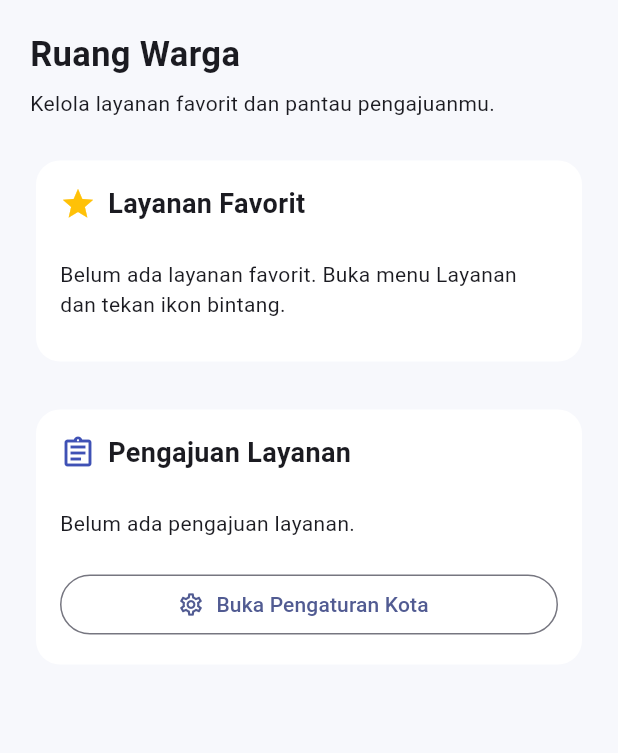
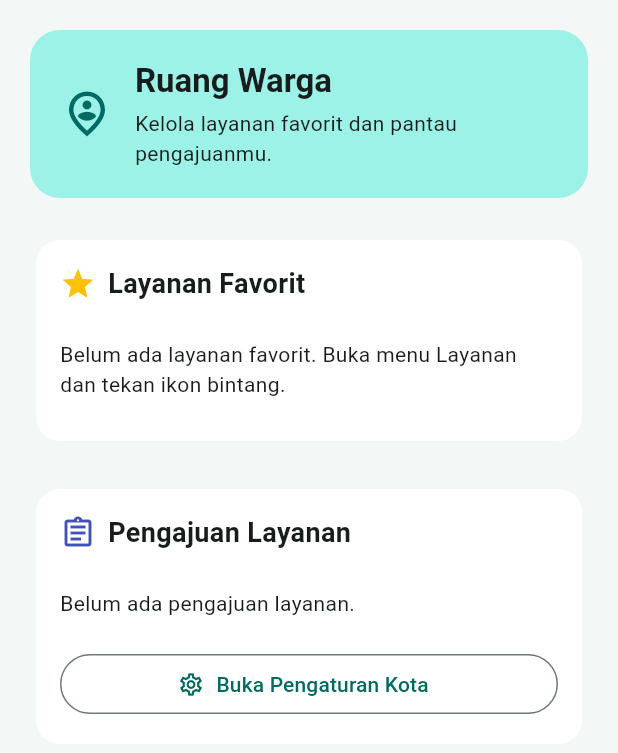
Before and after one commit to Azura2212/PraktikumPPBL_Modul5_andre, a Flutter app: the HalamanWarga screen opened directly, on a phone screen of 412 x 824 dp. Shown: the top 753 px of the screen. Run offline on Flutter 3.47's test engine with Material 3 defaults, Android fonts, the phone set to English and light mode, and no system bars; our stand-ins replace flutter_bloc.

Commit message:
Update widgets and color scheme

```diff
--- a/nusantara_cerdas_nav_707012400128/lib/main.dart
+++ b/nusantara_cerdas_nav_707012400128/lib/main.dart
@@ -35,13 +35,14 @@ class MyApp extends StatelessWidget {
       theme: ThemeData(
         useMaterial3: true,
         colorScheme: ColorScheme.fromSeed(
-          seedColor: Colors.indigo,
+          seedColor: const Color(0xFF0F766E),
         ),
-        scaffoldBackgroundColor: const Color(0xFFF7F8FC),
+        scaffoldBackgroundColor: const Color(0xFFF3F8F7),
         appBarTheme: const AppBarTheme(
           centerTitle: false,
           elevation: 0,
           scrolledUnderElevation: 0,
+          backgroundColor: Color(0xFFF3F8F7),
         ),
         cardTheme: CardThemeData(
           elevation: 0,
--- a/nusantara_cerdas_nav_707012400128/lib/pages/halaman_warga.dart
+++ b/nusantara_cerdas_nav_707012400128/lib/pages/halaman_warga.dart
@@ -1,4 +1,3 @@
-
 import 'package:flutter/material.dart';
 import 'package:flutter_bloc/flutter_bloc.dart';
 
@@ -15,17 +14,39 @@ class HalamanWarga extends StatelessWidget {
       body: ListView(
         padding: const EdgeInsets.all(20),
         children: [
-          const Text(
-            'Ruang Warga',
-            style: TextStyle(
-              fontSize: 23,
-              fontWeight: FontWeight.bold,
+          Container(
+            padding: const EdgeInsets.all(20),
+            decoration: BoxDecoration(
+              color: Theme.of(context).colorScheme.primaryContainer,
+              borderRadius: BorderRadius.circular(20),
             ),
-          ),
-          const SizedBox(height: 6),
-          Text(
-            'Kelola layanan favorit dan pantau pengajuanmu.',
-            style: Theme.of(context).textTheme.bodyMedium,
+            child: Row(
+              children: [
+                Icon(
+                  Icons.person_pin_circle_outlined,
+                  size: 36,
+                  color: Theme.of(context).colorScheme.primary,
+                ),
+                const SizedBox(width: 14),
+                Expanded(
+                  child: Column(
+                    crossAxisAlignment: CrossAxisAlignment.start,
+                    children: [
+                      Text(
+                        'Ruang Warga',
+                        style: Theme.of(context).textTheme.titleLarge
+                            ?.copyWith(fontWeight: FontWeight.bold),
+                      ),
+                      const SizedBox(height: 4),
+                      Text(
+                        'Kelola layanan favorit dan pantau pengajuanmu.',
+                        style: Theme.of(context).textTheme.bodyMedium,
+                      ),
+                    ],
+                  ),
+                ),
+              ],
+            ),
           ),
           const SizedBox(height: 24),
           _bagianFavorit(context),
@@ -49,10 +70,7 @@ class HalamanWarga extends StatelessWidget {
                 SizedBox(width: 8),
                 Text(
                   'Layanan Favorit',
-                  style: TextStyle(
-                    fontSize: 18,
-                    fontWeight: FontWeight.bold,
-                  ),
+                  style: TextStyle(fontSize: 18, fontWeight: FontWeight.bold),
                 ),
               ],
             ),
@@ -73,18 +91,13 @@ class HalamanWarga extends StatelessWidget {
                   children: daftarFavorit.map((namaLayanan) {
                     return ListTile(
                       contentPadding: EdgeInsets.zero,
-                      leading: const Icon(
-                        Icons.star,
-                        color: Colors.amber,
-                      ),
+                      leading: const Icon(Icons.star, color: Colors.amber),
                       title: Text(namaLayanan),
                       trailing: IconButton(
                         tooltip: 'Hapus favorit',
                         icon: const Icon(Icons.close),
                         onPressed: () {
-                          context
-                              .read<FavoritCubit>()
-                              .batalTandai(namaLayanan);
+                          context.read<FavoritCubit>().batalTandai(namaLayanan);
                         },
                       ),
                     );
@@ -107,18 +120,12 @@ class HalamanWarga extends StatelessWidget {
           children: [
             const Row(
               children: [
-                Icon(
-                  Icons.assignment_outlined,
-                  color: Colors.indigo,
-                ),
+                Icon(Icons.assignment_outlined, color: Colors.indigo),
                 SizedBox(width: 8),
                 Expanded(
                   child: Text(
                     'Pengajuan Layanan',
-                    style: TextStyle(
-                      fontSize: 18,
-                      fontWeight: FontWeight.bold,
-                    ),
+                    style: TextStyle(fontSize: 18, fontWeight: FontWeight.bold),
                   ),
                 ),
               ],
@@ -129,22 +136,16 @@ class HalamanWarga extends StatelessWidget {
                 if (daftarPengajuan.isEmpty) {
                   return const Padding(
                     padding: EdgeInsets.symmetric(vertical: 12),
-                    child: Text(
-                      'Belum ada pengajuan layanan.',
-                    ),
+                    child: Text('Belum ada pengajuan layanan.'),
                   );
                 }
 
                 return Column(
                   children: [
-                    for (int index = 0;
-                        index < daftarPengajuan.length;
-                        index++)
+                    for (int index = 0; index < daftarPengajuan.length; index++)
                       ListTile(
                         contentPadding: EdgeInsets.zero,
-                        leading: CircleAvatar(
-                          child: Text('${index + 1}'),
-                        ),
+                        leading: CircleAvatar(child: Text('${index + 1}')),
                         title: Text(daftarPengajuan[index]),
                         subtitle: const Text('Pengajuan tercatat'),
                         trailing: IconButton(
@@ -154,9 +155,9 @@ class HalamanWarga extends StatelessWidget {
                             color: Colors.red,
                           ),
                           onPressed: () {
-                            context
-                                .read<PengajuanCubit>()
-                                .hapusPengajuan(index);
+                            context.read<PengajuanCubit>().hapusPengajuan(
+                              index,
+                            );
                           },
                         ),
                       ),
@@ -169,10 +170,7 @@ class HalamanWarga extends StatelessWidget {
               width: double.infinity,
               child: OutlinedButton.icon(
                 onPressed: () {
-                  Navigator.pushNamed(
-                    context,
-                    AppRoutes.pengaturan,
-                  );
+                  Navigator.pushNamed(context, AppRoutes.pengaturan);
                 },
                 icon: const Icon(Icons.settings_outlined),
                 label: const Text('Buka Pengaturan Kota'),
```
Also changed, not shown: nusantara_cerdas_nav_707012400128/lib/pages/halaman_beranda.dart (+17 -8 lines), nusantara_cerdas_nav_707012400128/lib/pages/halaman_layanan.dart (+20 -6 lines).
